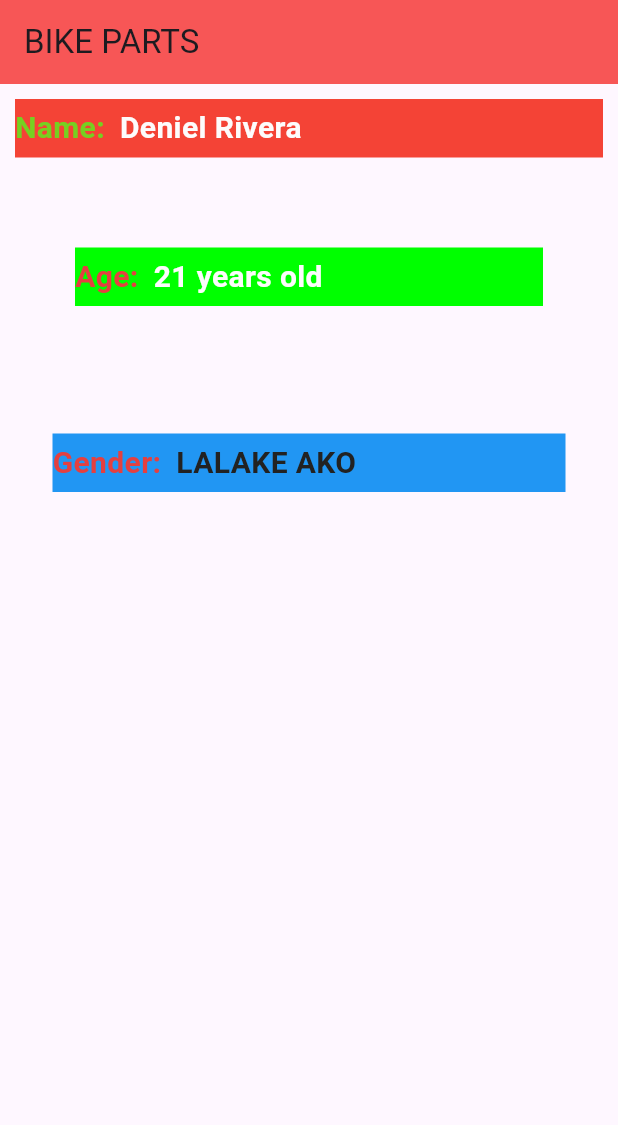
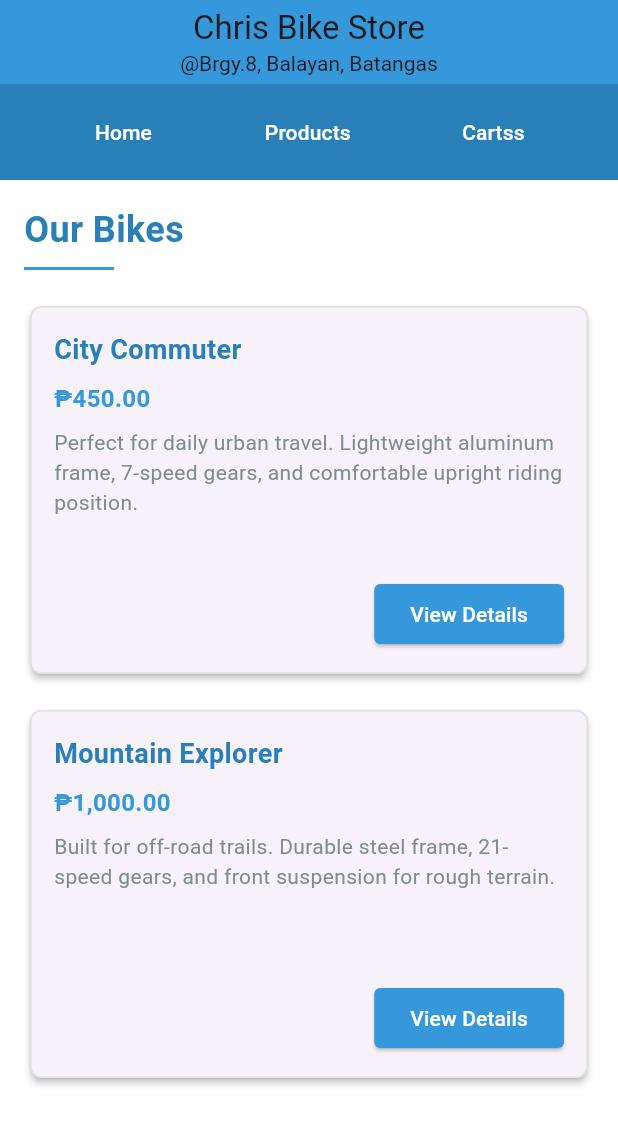
Before and after one commit to denielrivera23/android-studio, a Flutter app: the screen it shows after launch, on a phone screen of 412 x 824 dp. Shown: the top 1125 px of the screen. Run offline on Flutter 3.47's test engine with Material 3 defaults, Android fonts, the phone set to English and light mode, and no system bars.

Commit message:
UI layout 2

```diff
--- a/lib/main.dart
+++ b/lib/main.dart
@@ -1,103 +1,202 @@
 import 'package:flutter/material.dart';
 
 void main() {
-  runApp(MaterialApp(
-    home: Scaffold(
-      appBar: AppBar(
-        title: Text('BIKE PARTS'),
-        backgroundColor: Color.fromARGB(255, 247, 86, 86),
-      ),
-      body: Column(
+  runApp(const BikeShopApp());
+}
 
-        children: [
+class BikeShopApp extends StatelessWidget {
+  const BikeShopApp({super.key});
 
-          Container(
-            margin: EdgeInsets.all(10),
-            color: Colors.red,
-            child:Row(
-              children: [
-                Text('Name:',
-                style: TextStyle(
-                  fontWeight: FontWeight.bold,
-                  color: Color.fromARGB(255, 118, 208, 33),
-                  fontSize: 20,
+  @override
+  Widget build(BuildContext context) {
+    return MaterialApp(
+      title: 'Chris Bike Store',
+      theme: ThemeData(
+        primarySwatch: Colors.blue,
+        scaffoldBackgroundColor: Colors.white,
+        appBarTheme: const AppBarTheme(
+          backgroundColor: Color(0xFF3498DB),
+          centerTitle: true,
+          elevation: 0,
         ),
       ),
-          Container(
-            padding: EdgeInsets.symmetric(vertical: 5, horizontal: 10),
-            child:(
-              Text('Deniel Rivera',
-              style: TextStyle(
-                fontWeight: FontWeight.bold,
-                color: Color.fromARGB(255, 253, 252, 252),
-                fontSize: 20,
+      home: const BikeShopHomePage(),
+      debugShowCheckedModeBanner: false,
+    );
+  }
+}
+
+class BikeShopHomePage extends StatelessWidget {
+  const BikeShopHomePage({super.key});
+
+  @override
+  Widget build(BuildContext context) {
+    return Scaffold(
+      appBar: AppBar(
+        title: const Column(
+          children: [
+            Text('Chris Bike Store'),
+            Text(
+              '@Brgy.8, Balayan, Batangas',
+              style: TextStyle(fontSize: 14),
             ),
-              )
-            )
-          )
           ],
         ),
       ),
+      body: Column(
+        children: [
           Container(
-            margin: EdgeInsets.symmetric(horizontal: 50, vertical: 50),
-            color: Color.fromARGB(255, 0, 255, 0),
-            child:Row(
+            color: const Color(0xFF2980B9),
+            child: const Padding(
+              padding: EdgeInsets.symmetric(vertical: 8.0),
+              child: Row(
+                mainAxisAlignment: MainAxisAlignment.spaceEvenly,
                 children: [
-                Text('Age:',
-                style: TextStyle(
-                  fontWeight: FontWeight.bold,
-                  color: const Color.fromARGB(255, 228, 64, 64),
-                  fontSize: 20,
-                ),
-                ),
-          Container(
-            padding: EdgeInsets.symmetric(vertical: 5, horizontal: 10),
-            child:(
-              Text('21 years old',
-               style: TextStyle(
-                fontWeight: FontWeight.bold,
-                color: Color.fromARGB(255, 253, 252, 252),
-                fontSize: 20,
-              ),
-
-              )
-            )
-          )
+                  NavButton(title: 'Home'),
+                  NavButton(title: 'Products'),
+                  NavButton(title: 'Cartss'),
                 ],
               ),
             ),
-          Container(
-            margin: EdgeInsets.fromLTRB(35, 35, 35, 35),
-           color: Colors.blue,
-            child:Row(
+          ),
+          Expanded(
+            child: SingleChildScrollView(
+              padding: const EdgeInsets.all(16.0),
+              child: Column(
+                crossAxisAlignment: CrossAxisAlignment.start,
                 children: [
-                Text('Gender:',
+                  const Text(
+                    'Our Bikes',
                     style: TextStyle(
+                      fontSize: 24,
                       fontWeight: FontWeight.bold,
-                  color: const Color.fromARGB(255, 228, 64, 64),
-                  fontSize: 20,
+                      color: Color(0xFF2980B9),
                     ),
                   ),
-
+                  const SizedBox(height: 8),
                   Container(
-            padding: EdgeInsets.symmetric(vertical: 5, horizontal: 10),
-            child:(
-              Text('LALAKE AKO',
-              style: TextStyle(
-                fontWeight: FontWeight.bold,
-                color: const Color.fromARGB(255, 34, 34, 34),
-                fontSize: 20,
-                )
-              )
-            )
+                    height: 2,
+                    width: 60,
+                    color: const Color(0xFF3498DB),
                   ),
-
+                  const SizedBox(height: 20),
+                  GridView.count(
+                    crossAxisCount: MediaQuery.of(context).size.width > 600 ? 2 : 1,
+                    shrinkWrap: true,
+                    physics: const NeverScrollableScrollPhysics(),
+                    childAspectRatio: 1.5,
+                    crossAxisSpacing: 16,
+                    mainAxisSpacing: 16,
+                    children: const [
+                      ProductCard(
+                        name: 'City Commuter',
+                        price: '\₱450.00',
+                        description: 'Perfect for daily urban travel. Lightweight aluminum frame, 7-speed gears, and comfortable upright riding position.',
+                      ),
+                      ProductCard(
+                        name: 'Mountain Explorer',
+                        price: '\₱1,000.00',
+                        description: 'Built for off-road trails. Durable steel frame, 21-speed gears, and front suspension for rough terrain.',
+                      ),
                     ],
+                  ),
+                ],
+              ),
             ),
           ),
         ],
       ),
+    );
+  }
+}
 
+class NavButton extends StatelessWidget {
+  final String title;
+
+  const NavButton({super.key, required this.title});
+
+  @override
+  Widget build(BuildContext context) {
+    return TextButton(
+      onPressed: () {},
+      style: TextButton.styleFrom(
+        foregroundColor: Colors.white,
       ),
-  ));
+      child: Text(title),
+    );
   }
+}
+
+class ProductCard extends StatelessWidget {
+  final String name;
+  final String price;
+  final String description;
+
+  const ProductCard({
+    super.key,
+    required this.name,
+    required this.price,
+    required this.description,
+  });
+
+  @override
+  Widget build(BuildContext context) {
+    return Card(
+      elevation: 2,
+      shape: RoundedRectangleBorder(
+        borderRadius: BorderRadius.circular(8),
+        side: const BorderSide(color: Color(0xFFE0E0E0)),
+      ), // <-- Fixed parenthesis here
+      child: Padding(
+        padding: const EdgeInsets.all(16.0),
+        child: Column(
+          crossAxisAlignment: CrossAxisAlignment.start,
+          children: [
+            Text(
+              name,
+              style: const TextStyle(
+                fontSize: 18,
+                fontWeight: FontWeight.bold,
+                color: Color(0xFF2980B9),
+              ),
+            ),
+            const SizedBox(height: 8),
+            Text(
+              price,
+              style: const TextStyle(
+                fontSize: 16,
+                fontWeight: FontWeight.bold,
+                color: Color(0xFF3498DB),
+              ),
+            ),
+            const SizedBox(height: 8),
+            Text(
+              description,
+              style: const TextStyle(
+                fontSize: 14,
+                color: Color(0xFF7F8C8D),
+              ),
+            ),
+            const Spacer(),
+            Align(
+              alignment: Alignment.bottomRight,
+              child: ElevatedButton(
+                onPressed: () {},
+                style: ElevatedButton.styleFrom(
+                  backgroundColor: const Color(0xFF3498DB),
+                  shape: RoundedRectangleBorder(
+                    borderRadius: BorderRadius.circular(4),
+                  ),
+                ),
+                child: const Text(
+                  'View Details',
+                  style: TextStyle(color: Colors.white),
+                ),
+              ),
+            ),
+          ],
+        ),
+      ),
+    );
+  }
+}
```
Lines whose indentation alone changed are shown as unchanged.
